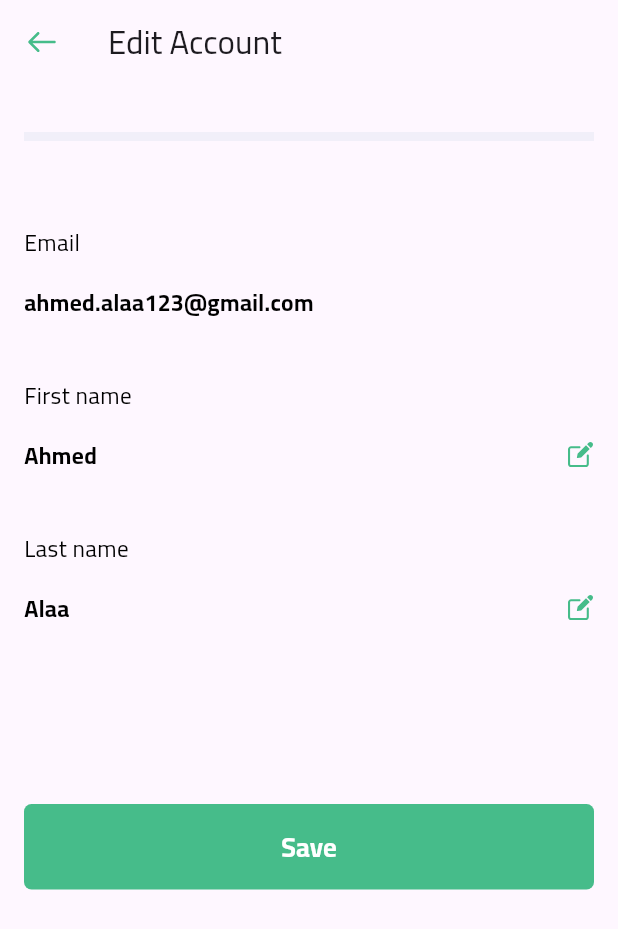
After one commit to abdelrahman3003/digiFly-task, a Flutter app: the EditAcountView screen opened by its route, on a phone screen of 412 x 824 dp. The commit adds this screen. Shown: the top 929 px of the screen. Run offline on Flutter 3.47's test engine with Material 3 defaults, Android fonts, the phone set to English and light mode, and no system bars; our stand-ins replace flutter_screenutil, flutter_svg.

Commit message:
edit profile is done

```diff
--- a/lib/core/utils/app_routes.dart
+++ b/lib/core/utils/app_routes.dart
@@ -1,4 +1,5 @@
 import 'package:digifly/features/home/home_view.dart';
+import 'package:digifly/features/home/widget/setting/edit_account/edit_acount_view.dart';
 import 'package:flutter/material.dart';
 
 import '../../features/auth/view/signin_view.dart';
@@ -8,6 +9,7 @@ class AppRoutes {
   static const String singinView = '/singinView';
   static const String signupView = '/signupView';
   static const String homeView = '/homepage';
+  static const String editAccountView = '/editAccountView';
   static Route generateRoute(RouteSettings setting) {
     switch (setting.name) {
       case  singinView:
@@ -16,6 +18,8 @@ class AppRoutes {
         return MaterialPageRoute(builder: (context) => const SignupView());
       case "/":
         return MaterialPageRoute(builder: (context) => const HomeView());
+              case editAccountView:
+        return MaterialPageRoute(builder: (context) => const EditAcountView());
       default:
         return MaterialPageRoute(
           builder: (context) => Scaffold(
--- /dev/null
+++ b/lib/features/home/widget/setting/edit_account/edit_account_item.dart
@@ -0,0 +1,56 @@
+import 'package:digifly/core/utils/app_colors.dart';
+import 'package:digifly/gen/assets.gen.dart';
+import 'package:flutter/material.dart';
+import 'package:flutter_svg/flutter_svg.dart';
+
+import '../../../../../core/utils/app_style.dart';
+
+class EditAccountItem extends StatelessWidget {
+  const EditAccountItem(
+      {super.key,
+      required this.title,
+      required this.subtitle,
+      this.isEdit = false,
+      this.onTap});
+  final String title, subtitle;
+  final bool isEdit;
+  final Function()? onTap;
+  @override
+  Widget build(BuildContext context) {
+    return Column(
+      crossAxisAlignment: CrossAxisAlignment.start,
+      children: [
+        Text(title, style: AppStyle.style14font500black),
+        const SizedBox(height: 18),
+        Row(
+          children: [
+            isEdit
+                ? Expanded(
+                    child: TextField(
+                      controller: TextEditingController(text: subtitle),
+                      style: AppStyle.style14font700black,
+                      decoration: const InputDecoration(
+                        hintStyle: TextStyle(color: Colors.grey),
+                        border: InputBorder.none,
+                        contentPadding: EdgeInsets.zero,
+                      ),
+                    ),
+                  )
+                : Expanded(
+                    child: Text(subtitle, style: AppStyle.style14font700black)),
+            title == "Email" || isEdit
+                ? const SizedBox()
+                : GestureDetector(
+                    onTap: onTap,
+                    child: SvgPicture.asset(
+                      Assets.icons.edit,
+                      color: AppColors.primaryColor,
+                      fit: BoxFit.scaleDown,
+                    ),
+                  )
+          ],
+        ),
+      ],
+    );
+  }
+}
--- /dev/null
+++ b/lib/features/home/widget/setting/edit_account/edit_acount_view.dart
@@ -0,0 +1,78 @@
+import 'package:digifly/core/utils/app_button.dart';
+import 'package:digifly/core/utils/navigate.dart';
+import 'package:digifly/features/home/widget/setting/edit_account/edit_account_item.dart';
+import 'package:digifly/features/home/widget/setting/space_container.dart';
+import 'package:digifly/gen/assets.gen.dart';
+import 'package:digifly/generated/l10n.dart';
+import 'package:flutter/material.dart';
+import 'package:flutter_svg/flutter_svg.dart';
+
+class EditAcountView extends StatefulWidget {
+  const EditAcountView({super.key});
+
+  @override
+  State<EditAcountView> createState() => _EditAcountViewState();
+}
+
+bool isEditeFirstName = false;
+bool isEditeLastName = false;
+
+class _EditAcountViewState extends State<EditAcountView> {
+  @override
+  Widget build(BuildContext context) {
+    return Scaffold(
+        appBar: AppBar(
+          title: const Text("Edit Account"),
+          leading: Padding(
+            padding: const EdgeInsets.all(1),
+            child: GestureDetector(
+              onTap: () {
+                context.pop();
+              },
+              child: SvgPicture.asset(
+                Assets.icons.backArrow,
+                fit: BoxFit.scaleDown,
+              ),
+            ),
+          ),
+        ),
+        body: Padding(
+          padding: const EdgeInsets.all(16),
+          child: SingleChildScrollView(
+            child: Column(
+              crossAxisAlignment: CrossAxisAlignment.start,
+              children: [
+                const SpaceContainer(),
+                const SizedBox(height: 40),
+                EditAccountItem(
+                    title: S.of(context).email,
+                    subtitle: "ahmed.alaa123@gmail.com"),
+                const SizedBox(height: 40),
+                EditAccountItem(
+                  title: S.of(context).first_name,
+                  subtitle: "Ahmed",
+                  isEdit: isEditeFirstName,
+                  onTap: () {
+                    isEditeFirstName = true;
+                    setState(() {});
+                  },
+                ),
+                const SizedBox(height: 40),
+                EditAccountItem(
+                  title: S.of(context).last_name,
+                  subtitle: "Alaa",
+                  isEdit: isEditeLastName,
+                  onTap: () {
+                    isEditeLastName = true;
+                    setState(() {});
+                  },
+                ),
+                const SizedBox(height: 120),
+                const SizedBox(
+                    width: double.infinity, child: AppButton(title: "Save"))
+              ],
+            ),
+          ),
+        ));
+  }
+}
--- a/lib/features/home/widget/setting/setting_item.dart
+++ b/lib/features/home/widget/setting/setting_item.dart
@@ -17,6 +17,7 @@ class SettingItem extends StatelessWidget {
   @override
   Widget build(BuildContext context) {
     return ListTile(
+      onTap: onTap,
       contentPadding: const EdgeInsets.only(left: 10, top: 16),
       title: Text(title,
           style: AppStyle.style14font500black
@@ -31,10 +32,7 @@ class SettingItem extends StatelessWidget {
           const SizedBox(width: 10),
           Padding(
             padding: const EdgeInsets.all(1),
-            child: GestureDetector(
-              onTap: onTap,
-              child: SvgPicture.asset(Assets.icons.arrowSimple, height: 18),
-            ),
+            child: SvgPicture.asset(Assets.icons.arrowSimple, height: 18),
           ),
         ],
       ),
--- a/lib/features/home/widget/setting/setting_view.dart
+++ b/lib/features/home/widget/setting/setting_view.dart
@@ -1,3 +1,5 @@
+import 'package:digifly/core/utils/app_routes.dart';
+import 'package:digifly/core/utils/navigate.dart';
 import 'package:digifly/generated/l10n.dart';
 
 import 'setting_item.dart';
@@ -32,7 +34,12 @@ class SettingView extends StatelessWidget {
               const SizedBox(height: 40),
               Text(S.of(context).setting, style: AppStyle.style14font500black),
               SettingItem(
-                  title: S.of(context).profile, icon: Assets.icons.profile),
+                title: S.of(context).profile,
+                icon: Assets.icons.profile,
+                onTap: () {
+                  context.pushNameed(AppRoutes.editAccountView);
+                },
+              ),
               SettingItem(
                   title: S.of(context).languages,
                   icon: Assets.icons.language,
--- a/lib/gen/assets.gen.dart
+++ b/lib/gen/assets.gen.dart
@@ -18,8 +18,14 @@ class $AssetsIconsGen {
   /// File path: assets/icons/arrow-simple.svg
   String get arrowSimple => 'assets/icons/arrow-simple.svg';
 
+  /// File path: assets/icons/back-arrow.svg
+  String get backArrow => 'assets/icons/back-arrow.svg';
+
   /// File path: assets/icons/contact.svg
   String get contact => 'assets/icons/contact.svg';
+
+  /// File path: assets/icons/edit.svg
+  String get edit => 'assets/icons/edit.svg';
 
   /// File path: assets/icons/exclamation.svg
   String get exclamation => 'assets/icons/exclamation.svg';
@@ -64,7 +70,9 @@ class $AssetsIconsGen {
   List<String> get values => [
         google,
         arrowSimple,
+        backArrow,
         contact,
+        edit,
         exclamation,
         favourite,
         flter,
--- a/lib/my_app.dart
+++ b/lib/my_app.dart
@@ -18,7 +18,7 @@ class MyApp extends StatelessWidget {
         builder: (context, child) {
           return MaterialApp(
             debugShowCheckedModeBanner: false,
-            locale: const Locale("ar"),
+            locale: const Locale("en"),
             localizationsDelegates: const [
               S.delegate,
               GlobalMaterialLocalizations.delegate,
```
Also changed, not shown: assets/icons/back-arrow.svg (added), assets/icons/edit.svg (added).
